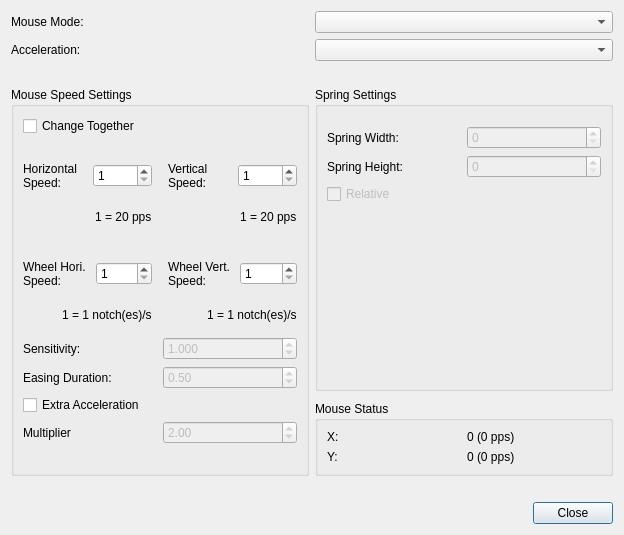
AntiMicroX/antimicrox, file src/mousesettingsdialog.ui: the form before one commit.
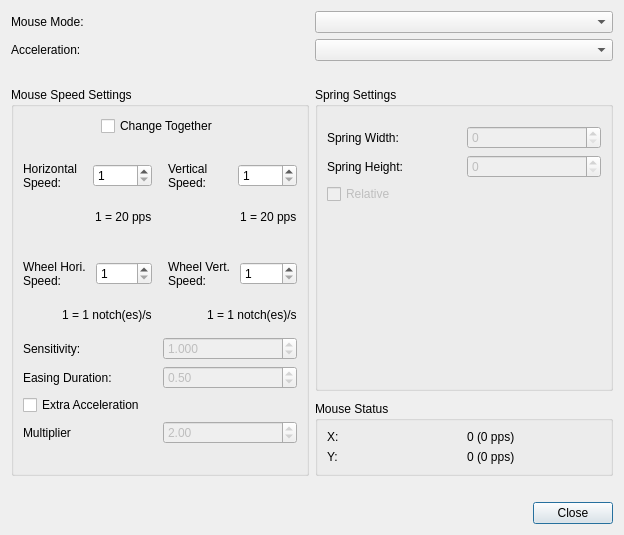
The form after the commit.

Commit message: Fix obtaining aggregate acceleration value for stick buttons.

```diff
--- a/src/mousesettingsdialog.ui
+++ b/src/mousesettingsdialog.ui
@@ -153,7 +153,7 @@
         <string>Mouse Speed Settings</string>
        </property>
        <layout class="QVBoxLayout" name="verticalLayout_12">
-        <item>
+        <item alignment="Qt::AlignHCenter">
          <widget class="QCheckBox" name="changeMouseSpeedsTogetherCheckBox">
           <property name="enabled">
            <bool>true</bool>
@@ -449,7 +449,7 @@
         </item>
         <item>
          <layout class="QVBoxLayout" name="verticalLayout_8">
-          <item>
+          <item alignment="Qt::AlignLeft">
            <widget class="QCheckBox" name="extraAccelCheckBox">
             <property name="text">
              <string>Extra Acceleration</string>
```
Left out of the diff: 3 changed lines with no effect on the pictures. The commit also changes 1 other file.
